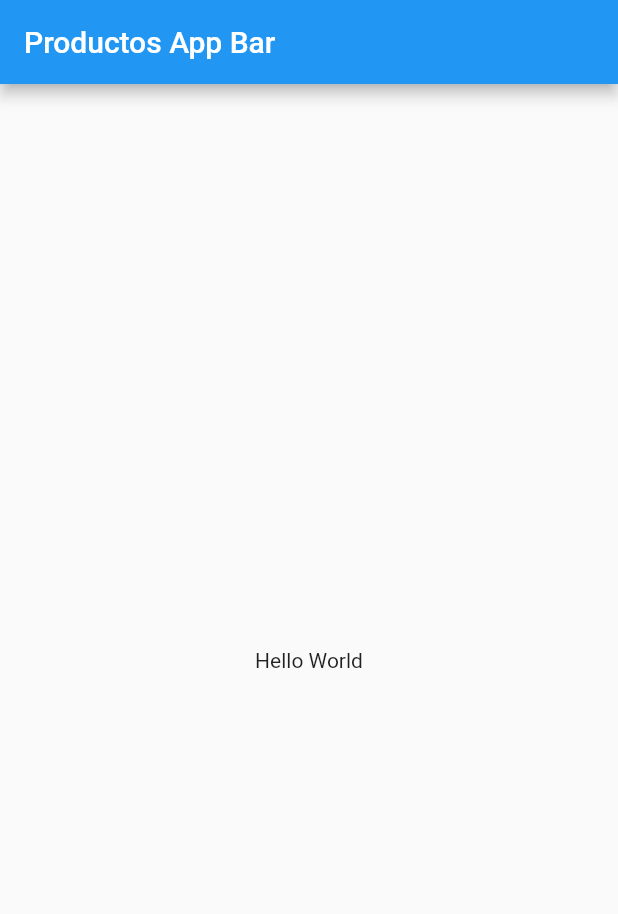
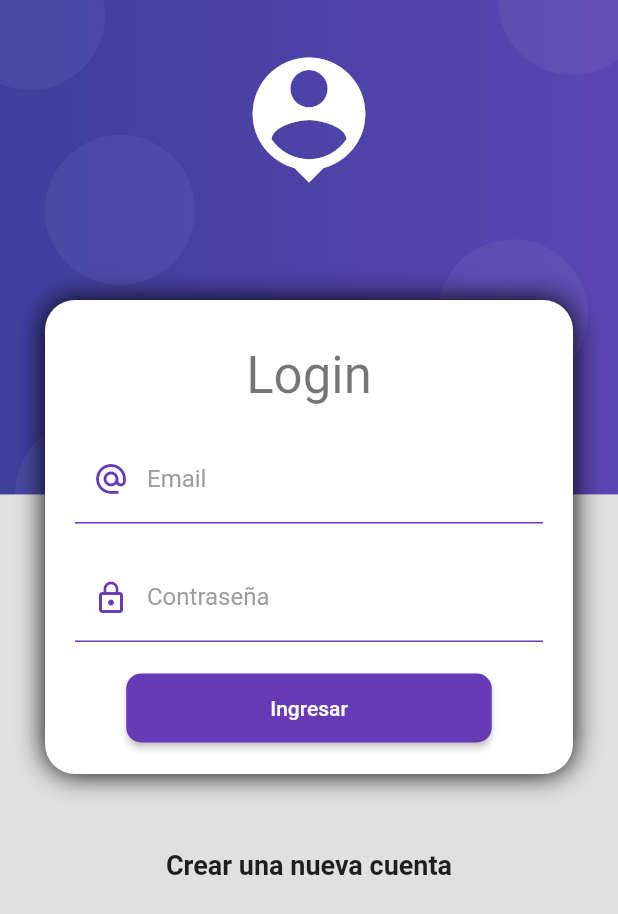
Before and after one commit to alinares94/productos-flutter, a Flutter app: the screen it shows after launch, on a phone screen of 412 x 824 dp. Shown: the top 914 px of the screen. Run offline on Flutter 3.47's test engine with Material 2 defaults, Android fonts, the phone set to English and light mode, and no system bars.

Commit message:
login form

```diff
--- a/productos/lib/main.dart
+++ b/productos/lib/main.dart
@@ -1,4 +1,5 @@
 import 'package:flutter/material.dart';
+import 'package:productos/pages/pages.dart';
 
 void main() => runApp(const ProductosApp());
 
@@ -10,13 +11,13 @@ class ProductosApp extends StatelessWidget {
     return MaterialApp(
       debugShowCheckedModeBanner: false,
       title: 'Material App',
-      home: Scaffold(
-        appBar: AppBar(
-          title: const Text('Productos App Bar'),
-        ),
-        body: const Center(
-          child: Text('Hello World'),
-        ),
+      initialRoute: 'login',
+      routes: {
+        'login': (_) => const LoginPage(),
+        'home': (_) => const HomePage(),
+      },
+      theme: ThemeData.light().copyWith(
+        scaffoldBackgroundColor: Colors.grey[300]
       ),
     );
   }
--- /dev/null
+++ b/productos/lib/pages/home_page.dart
@@ -0,0 +1,15 @@
+import 'package:flutter/material.dart';
+
+class HomePage extends StatelessWidget {
+  const HomePage({super.key});
+
+  @override
+  Widget build(BuildContext context) {
+    return Scaffold(
+      backgroundColor: Colors.white,
+      body: Center(
+        child: Text('Home'),
+      ),
+    );
+  }
+}
--- /dev/null
+++ b/productos/lib/pages/login_page.dart
@@ -0,0 +1,115 @@
+import 'package:flutter/material.dart';
+import 'package:productos/providers/login_form_provider.dart';
+import 'package:productos/themes/input_decorations.dart';
+import 'package:productos/widgets/widgets.dart';
+import 'package:provider/provider.dart';
+
+class LoginPage extends StatelessWidget {
+  const LoginPage({super.key});
+
+  @override
+  Widget build(BuildContext context) {
+    return Scaffold(
+      body: AuthBackgroundWidget(
+        child: SingleChildScrollView(
+          child: Column(
+            children: [
+              const SizedBox(height: 200),
+              CardContainerWidget(
+                child: Column(
+                  children: [
+                    const SizedBox(height: 10),
+                    Text('Login', style: Theme.of(context).textTheme.headline4),
+                    const SizedBox(height: 20),
+
+                    ChangeNotifierProvider(
+                      create: (_) => LoginFormProvider(),
+                      child: const _LoginForm(),
+                    ),
+                  ]
+                )
+              ),
+              const SizedBox(height: 50),
+              const Text('Crear una nueva cuenta', style: TextStyle(fontSize: 18, fontWeight: FontWeight.bold),),
+              const SizedBox(height: 50),
+            ])
+          )
+      )
+    );
+  }
+}
+
+class _LoginForm extends StatelessWidget {
+  const _LoginForm();
+
+
+  @override
+  Widget build(BuildContext context) {
+
+    final loginProvider = Provider.of<LoginFormProvider>(context);
+
+    return Form(
+      key: loginProvider.formKey,
+      // autovalidateMode: AutovalidateMode.onUserInteraction,
+      child: Column(
+        children: [
+          TextFormField(
+            autocorrect: false,
+            keyboardType: TextInputType.emailAddress,
+            onChanged: (value) => loginProvider.email = value,
+            validator: (value) {
+              String pattern = r'^(([^<>()[\]\\.,;:\s@\"]+(\.[^<>()[\]\\.,;:\s@\"]+)*)|(\".+\"))@((\[[0-9]{1,3}\.[0-9]{1,3}\.[0-9]{1,3}\.[0-9]{1,3}\])|(([a-zA-Z\-0-9]+\.)+[a-zA-Z]{2,}))$';
+              RegExp regExp  = RegExp(pattern);
+
+              return regExp.hasMatch(value ?? '')
+                ? null
+                : 'El formato del correo no es correcto';
+            },
+            decoration: InputDecorations.authInputDecoration(labelText: 'Email', hintText: 'nombre@dominio.com', prefixIcon: Icons.alternate_email_outlined),
+          ),
+
+          const SizedBox(height: 20),
+
+          TextFormField(
+            autocorrect: false,
+            keyboardType: TextInputType.emailAddress,
+            obscureText: true,
+            onChanged: (value) => loginProvider.pwd = value,
+            validator: (value) {
+
+              return value != null && value.length >= 6
+                ? null
+                : 'Debe contener al menos 6 caractéres';
+            },
+            decoration: InputDecorations.authInputDecoration(labelText: 'Contraseña', hintText: '*****', prefixIcon: Icons.lock_outline),
+          ),
+
+          const SizedBox(height: 20),
+
+          MaterialButton(
+            shape: RoundedRectangleBorder(
+              borderRadius: BorderRadius.circular(10)
+            ),
+            disabledColor: Colors.grey,
+            color: Colors.deepPurple,
+            onPressed: loginProvider.isLoading ? null : () async {
+              FocusScope.of(context).unfocus();
+              if (!loginProvider.isValidForm()) {
+                return;
+              }
+              loginProvider.isLoading = true;
+              await Future.delayed(const Duration(seconds: 2));
+              loginProvider.isLoading = false;
+              // ignore: use_build_context_synchronously
+              await Navigator.pushReplacementNamed(context, 'home');
+            },
+            child: Container(
+              padding: const EdgeInsets.symmetric(horizontal: 80, vertical: 15),
+              child: const Text('Ingresar', style: TextStyle(color: Colors.white))
+            )
+          )
+        ]
+      )
+    );
+  }
+}
--- a/productos/lib/pages/pages.dart
+++ b/productos/lib/pages/pages.dart
@@ -0,0 +1,2 @@
+export 'package:productos/pages/home_page.dart';
+export 'package:productos/pages/login_page.dart';
--- /dev/null
+++ b/productos/lib/providers/login_form_provider.dart
@@ -0,0 +1,24 @@
+
+
+import 'package:flutter/cupertino.dart';
+
+class LoginFormProvider extends ChangeNotifier {
+
+  GlobalKey<FormState> formKey = GlobalKey<FormState>();
+  String email = '';
+  String pwd = '';
+
+  bool _isLoading = false;
+  bool get isLoading {
+    return _isLoading;
+  }
+  set isLoading(bool value) {
+    _isLoading = value;
+    notifyListeners();
+  }
+
+  bool isValidForm() {
+
+    return formKey.currentState?.validate() ?? false;
+  }
+}
--- a/productos/lib/providers/providers.dart
+++ b/productos/lib/providers/providers.dart
@@ -0,0 +1 @@
+export 'package:productos/providers/login_form_provider.dart';
--- /dev/null
+++ b/productos/lib/themes/input_decorations.dart
@@ -0,0 +1,32 @@
+import 'package:flutter/material.dart';
+
+class InputDecorations {
+
+  static InputDecoration authInputDecoration({
+    required String hintText,
+    required String labelText,
+    IconData? prefixIcon
+  }) {
+    return InputDecoration(
+      hintText: hintText,
+      labelText: labelText,
+      labelStyle: const TextStyle(
+        color: Colors.grey
+      ),
+      prefixIcon: prefixIcon != null
+        ? Icon(prefixIcon, color: Colors.deepPurple)
+        : null,
+      enabledBorder: const UnderlineInputBorder(
+        borderSide: BorderSide(
+          color: Colors.deepPurple
+        )
+      ),
+      focusedBorder: const UnderlineInputBorder(
+        borderSide: BorderSide(
+          color: Colors.deepPurple,
+          width: 2
+        )
+      ),
+    );
+  }
+}
--- /dev/null
+++ b/productos/lib/widgets/auth_background_widget.dart
@@ -0,0 +1,86 @@
+import 'package:flutter/material.dart';
+
+class AuthBackgroundWidget extends StatelessWidget {
+  const AuthBackgroundWidget({super.key, required this.child});
+
+  final Widget child;
+
+  @override
+  Widget build(BuildContext context) {
+    return SizedBox(
+      width: double.infinity,
+      height: double.infinity,
+      child: Stack(
+        children: [
+          _PurpleBox(),
+          const _HeaderIcon(),
+          child
+        ],
+      ),
+    );
+  }
+}
+
+class _HeaderIcon extends StatelessWidget {
+  const _HeaderIcon({
+    Key? key,
+  }) : super(key: key);
+
+  @override
+  Widget build(BuildContext context) {
+    return SafeArea(
+      child: Container(
+        width: double.infinity,
+        margin: const EdgeInsets.only(top: 30),
+        child: const Icon(Icons.person_pin, color: Colors.white, size: 100),
+      ),
+    );
+  }
+}
+
+class _PurpleBox extends StatelessWidget {
+
+  @override
+  Widget build(BuildContext context) {
+
+    final size = MediaQuery.of(context).size;
+    return Container(
+      width: double.infinity,
+      height: size.height * 0.4,
+      decoration: _buildBoxDecoration(),
+      child: Stack(
+        children: const [
+          Positioned(top: 90, left: 30, child: _PurpleBubble()),
+          Positioned(top: -40, left: -30, child: _PurpleBubble()),
+          Positioned(top: -50, right: -20, child: _PurpleBubble()),
+          Positioned(bottom: -50, left: 10, child: _PurpleBubble()),
+          Positioned(bottom: 70, right: 20, child: _PurpleBubble()),
+        ],
+      ),
+    );
+  }
+
+  BoxDecoration _buildBoxDecoration() => const BoxDecoration(
+    gradient: LinearGradient(
+      colors: [
+        Color.fromRGBO(63, 63, 156, 1),
+        Color.fromRGBO(90, 70, 178, 1),
+      ])
+  );
+}
+
+class _PurpleBubble extends StatelessWidget {
+  const _PurpleBubble();
+
+  @override
+  Widget build(BuildContext context) {
+    return Container(
+      width: 100,
+      height: 100,
+      decoration: BoxDecoration(
+        borderRadius: BorderRadius.circular(100),
+        color: const Color.fromRGBO(255, 255, 255, 0.05)
+      ),
+    );
+  }
+}
--- /dev/null
+++ b/productos/lib/widgets/card_container.dart
@@ -0,0 +1,32 @@
+import 'package:flutter/material.dart';
+
+class CardContainerWidget extends StatelessWidget {
+  const CardContainerWidget({super.key, required this.child});
+
+  final Widget child;
+
+  @override
+  Widget build(BuildContext context) {
+    return Padding(
+      padding: const EdgeInsets.symmetric(horizontal: 30),
+      child: Container(
+        padding: const EdgeInsets.all(20),
+        width: double.infinity,
+        decoration: _buildCardDecoration(),
+        child: child,
+      ),
+    );
+  }
+
+  BoxDecoration _buildCardDecoration() => BoxDecoration(
+    color: Colors.white,
+    borderRadius: BorderRadius.circular(20),
+    boxShadow: const [
+      BoxShadow(
+        color: Colors.black,
+        blurRadius: 15,
+        offset: Offset(0,0)
+      )
+    ]
+  );
+}
--- a/productos/lib/widgets/widgets.dart
+++ b/productos/lib/widgets/widgets.dart
@@ -0,0 +1,2 @@
+export 'package:productos/widgets/auth_background_widget.dart';
+export 'package:productos/widgets/card_container.dart';
--- a/productos/pubspec.yaml
+++ b/productos/pubspec.yaml
@@ -36,6 +36,7 @@ dependencies:
   # The following adds the Cupertino Icons font to your application.
   # Use with the CupertinoIcons class for iOS style icons.
   cupertino_icons: ^1.0.2
+  provider: ^6.0.3
 
 dev_dependencies:
   flutter_test:
```
Also changed, not shown: productos/pubspec.lock.
